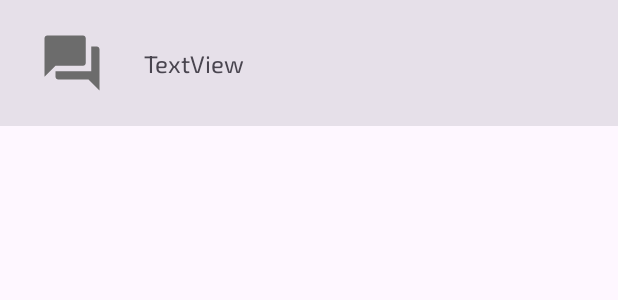
After one commit to 1Taafe/Katoikido, an Android app: the layout chat_item.xml on its own in the app's theme, with its tools: preview values and no code run, on a phone screen of 412 x 824 dp. The commit adds this screen. Shown: the top 300 px of the screen. Run offline under Robolectric (Android 15) with nearby library versions, the phone set to English and light mode, and no system bars.

Commit message:
Changes: -added chats(not fully implemented) -added messages -minor fixes

```diff
--- a/app/src/main/java/by/taafe/katoikido/MainActivity.kt
+++ b/app/src/main/java/by/taafe/katoikido/MainActivity.kt
@@ -1,11 +1,7 @@
 package by.taafe.katoikido
 
-import android.content.Context
-import kotlinx.coroutines.*
 import android.content.Intent
 import android.content.Intent.FLAG_ACTIVITY_SINGLE_TOP
-import android.graphics.Color
-import android.graphics.Paint
 import android.graphics.drawable.Drawable
 import android.os.Bundle
 import android.view.View
@@ -14,7 +10,6 @@ import android.widget.ImageView
 import android.widget.TextView
 import android.widget.Toast
 import androidx.appcompat.app.AppCompatActivity
-import androidx.swiperefreshlayout.widget.CircularProgressDrawable
 import com.bumptech.glide.Glide
 import com.bumptech.glide.load.DataSource
 import com.bumptech.glide.load.engine.DiskCacheStrategy
@@ -30,7 +25,6 @@ import com.firebase.ui.auth.data.model.FirebaseAuthUIAuthenticationResult
 import com.google.firebase.auth.FirebaseAuth
 import com.google.firebase.auth.ktx.auth
 import com.google.firebase.ktx.Firebase
-import kotlinx.coroutines.Job
 
 
 class MainActivity : AppCompatActivity() {
--- a/app/src/main/java/by/taafe/katoikido/Post.kt
+++ b/app/src/main/java/by/taafe/katoikido/Post.kt
@@ -33,7 +33,7 @@ class Post() {
         return "$title \t $text"
     }
 
-    fun getCurrentDate() : String{
+    private fun getCurrentDate() : String{
         val formatter = DateTimeFormatter.ofPattern("dd-MM-yyyy HH:mm")
         return LocalDateTime.now().format(formatter)
     }
--- /dev/null
+++ b/app/src/main/res/drawable/ic_baseline_message_24.xml
@@ -0,0 +1,5 @@
+<vector android:autoMirrored="true" android:height="24dp"
+    android:tint="#000000" android:viewportHeight="24"
+    android:viewportWidth="24" android:width="24dp" xmlns:android="http://schemas.android.com/apk/res/android">
+    <path android:fillColor="@android:color/white" android:pathData="M20,2L4,2c-1.1,0 -1.99,0.9 -1.99,2L2,22l4,-4h14c1.1,0 2,-0.9 2,-2L22,4c0,-1.1 -0.9,-2 -2,-2zM18,14L6,14v-2h12v2zM18,11L6,11L6,9h12v2zM18,8L6,8L6,6h12v2z"/>
+</vector>
--- /dev/null
+++ b/app/src/main/res/drawable/ic_baseline_question_answer_24.xml
@@ -0,0 +1,5 @@
+<vector android:height="24dp" android:tint="#6C6C6C"
+    android:viewportHeight="24" android:viewportWidth="24"
+    android:width="24dp" xmlns:android="http://schemas.android.com/apk/res/android">
+    <path android:fillColor="@android:color/white" android:pathData="M21,6h-2v9L6,15v2c0,0.55 0.45,1 1,1h11l4,4L22,7c0,-0.55 -0.45,-1 -1,-1zM17,12L17,3c0,-0.55 -0.45,-1 -1,-1L3,2c-0.55,0 -1,0.45 -1,1v14l4,-4h10c0.55,0 1,-0.45 1,-1z"/>
+</vector>
--- /dev/null
+++ b/app/src/main/res/drawable/ic_baseline_send_24.xml
@@ -0,0 +1,5 @@
+<vector android:autoMirrored="true" android:height="24dp"
+    android:tint="#000000" android:viewportHeight="24"
+    android:viewportWidth="24" android:width="24dp" xmlns:android="http://schemas.android.com/apk/res/android">
+    <path android:fillColor="@android:color/white" android:pathData="M2.01,21L23,12 2.01,3 2,10l15,2 -15,2z"/>
+</vector>
--- /dev/null
+++ b/app/src/main/res/layout/chat_item.xml
@@ -0,0 +1,52 @@
+<?xml version="1.0" encoding="utf-8"?>
+
+<com.google.android.material.card.MaterialCardView xmlns:android="http://schemas.android.com/apk/res/android"
+    xmlns:app="http://schemas.android.com/apk/res-auto"
+    xmlns:tools="http://schemas.android.com/tools"
+    android:id="@+id/chatCard"
+    style="?attr/materialCardViewFilledStyle"
+    android:layout_width="match_parent"
+    android:layout_height="wrap_content"
+    android:layout_marginTop="0dp"
+    android:layout_marginBottom="0dp"
+    android:checkable="true"
+    android:clickable="true"
+    android:focusable="true"
+    app:cardCornerRadius="0dp"
+    app:layout_constraintTop_toTopOf="parent"
+    tools:layout_editor_absoluteX="24dp">
+
+    <androidx.constraintlayout.widget.ConstraintLayout
+        android:layout_width="match_parent"
+        android:layout_height="wrap_content"
+        android:orientation="vertical"
+        android:paddingHorizontal="16dp"
+        android:paddingVertical="10dp">
+
+        <ImageView
+            android:src="@drawable/ic_baseline_question_answer_24"
+            android:id="@+id/chatImage"
+            android:layout_width="64dp"
+            android:layout_height="64dp"
+            android:padding="10dp"
+            app:layout_constraintBottom_toBottomOf="parent"
+            app:layout_constraintStart_toStartOf="parent"
+            app:layout_constraintTop_toTopOf="parent">
+
+        </ImageView>
+
+        <TextView
+            android:id="@+id/chatTitle"
+            android:layout_width="240dp"
+            android:layout_height="wrap_content"
+            android:layout_marginStart="16dp"
+            android:text="TextView"
+            android:textSize="16sp"
+            app:layout_constraintBottom_toBottomOf="parent"
+            app:layout_constraintStart_toEndOf="@+id/chatImage"
+            app:layout_constraintTop_toTopOf="parent" />
+
+
+    </androidx.constraintlayout.widget.ConstraintLayout>
+
+</com.google.android.material.card.MaterialCardView>
```
Also changed, not shown: app/src/main/AndroidManifest.xml (+28 -12 lines), app/src/main/java/by/taafe/katoikido/Chat.kt (added, +13 -0 lines), app/src/main/java/by/taafe/katoikido/ChatActivity.kt (added, +62 -0 lines), app/src/main/java/by/taafe/katoikido/ChatAdapter.kt (added, +54 -0 lines), app/src/main/java/by/taafe/katoikido/Message.kt (added, +23 -0 lines), app/src/main/java/by/taafe/katoikido/MessageActivity.kt (added, +99 -0 lines), app/src/main/java/by/taafe/katoikido/MessageAdapter.kt (added, +75 -0 lines), app/src/main/java/by/taafe/katoikido/PostAdapter.kt (+11 -0 lines), app/src/main/res/layout/activity_chat.xml (added, +17 -0 lines), app/src/main/res/layout/activity_message.xml (added, +41 -0 lines), app/src/main/res/layout/message_item.xml (added, +66 -0 lines).
